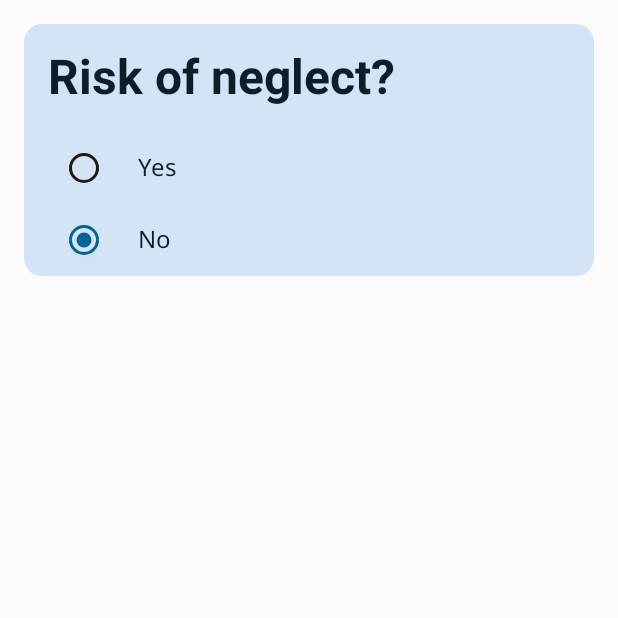
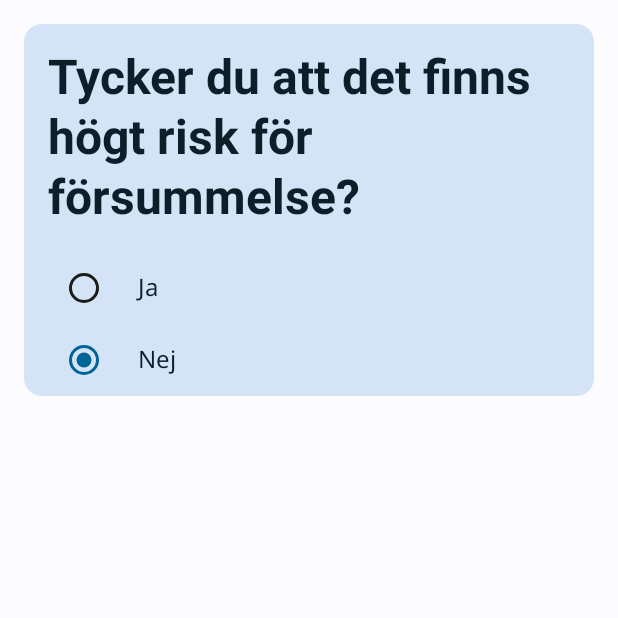
Before and after one commit to camtoth/DA324B-android-app, an Android app built with Jetpack Compose: the composable PredCard called with empty values, on a phone screen of 412 x 824 dp, the top half of it. Run offline under Robolectric (Android 15) with nearby library versions, the phone set to English and light mode, and no system bars; Roboto replaces fonts that are not available here.

Commit message:
fixed the risk estimation

```diff
--- a/RiskAssesmentApp/app/src/main/java/com/example/riskassesmentapp/ui/composables/AssesmentComposables.kt
+++ b/RiskAssesmentApp/app/src/main/java/com/example/riskassesmentapp/ui/composables/AssesmentComposables.kt
@@ -96,7 +96,7 @@ fun Assessment(
 
 @Composable
 fun PredCard(toEvaluate : String, previousAnswer : Boolean) : Boolean {
-    val radioOptions = listOf("Yes", "No")
+    val radioOptions = listOf("Ja", "Nej")
     var previousAnswerIndex : Int = if(previousAnswer) {
         0
     } else {
@@ -104,9 +104,9 @@ fun PredCard(toEvaluate : String, previousAnswer : Boolean) : Boolean {
     }
     val (selectedOption, onOptionSelected) = remember { mutableStateOf(radioOptions[previousAnswerIndex] ) }
     var questionText : String = if (toEvaluate == "rPca"){
-        "Risk of physical abuse?"
+        "Tycker du att det finns högt risk för fysisk skada?"
     } else {
-        "Risk of neglect?"
+        "Tycker du att det finns högt risk för försummelse?"
     }
 
     Card(
@@ -159,7 +159,7 @@ fun PredCard(toEvaluate : String, previousAnswer : Boolean) : Boolean {
             }
         }
     }
-    return (selectedOption=="Yes")
+    return (selectedOption=="Ja")
 }
 
 suspend fun getAnswerMap(
@@ -198,10 +198,10 @@ suspend fun handleNotAnsweredQuestions(
     for (question in questionsList) {
         val newAnswerId = insertNewAnswer(
             db = dbConnection,
-            newAnswer = InsertAnswer(optYes = false, optMiddle = false, optNo = false),
+            newAnswer = InsertAnswer(optYes = false, optMiddle = true, optNo = false),
             questionId = question.id,
             parentId = parentId)
-        answerMap[question.id] = UpdateAnswer(id = newAnswerId, optYes = false, optMiddle = false, optNo = false)
+        answerMap[question.id] = UpdateAnswer(id = newAnswerId, optYes = false, optMiddle = true, optNo = false)
     }
     return answerMap
 }
@@ -260,7 +260,7 @@ fun RadioButton(
     if(selectedOptionFromMap == -1) {
         selectedOptionFromMap = selectedOptionIndex
     }
-    if(!answerChanged.value) answersMap[questionId] = answerStringToUpdateAnswer(radioOptions[selectedOptionFromMap], answersMap[questionId]!!.id)
+    //if(!answerChanged.value) answersMap[questionId] = answerStringToUpdateAnswer(radioOptions[selectedOptionFromMap], answersMap[questionId]!!.id)
     val (selectedOption, onOptionSelected) = remember { mutableStateOf(radioOptions[selectedOptionFromMap] ) }
     Column {
         radioOptions.forEach { text ->
```
